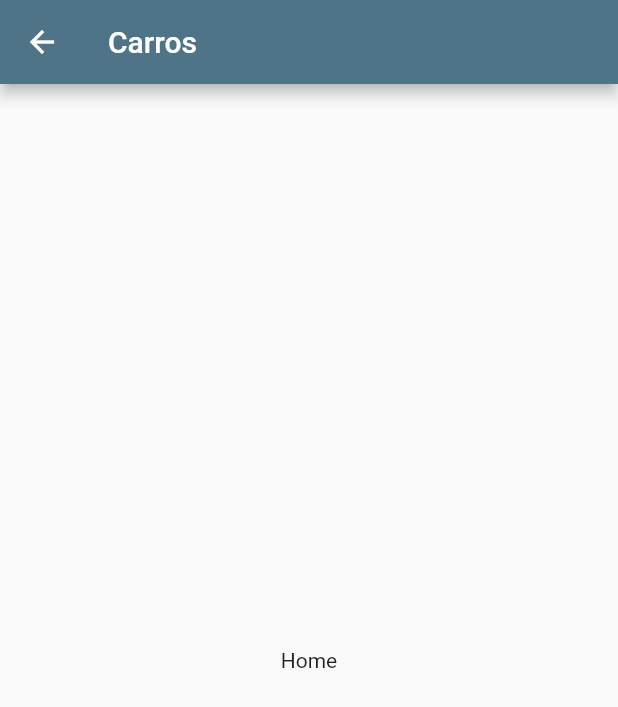
After one commit to amandadetofol/CarsApp, a Flutter app: the HomePage screen opened directly, on a phone screen of 412 x 824 dp. The commit adds this screen. Shown: the top 707 px of the screen. Run offline on Flutter 3.47's test engine with Material 2 defaults, Android fonts, the phone set to English and light mode, and no system bars.

Commit message:
criando a home page e inciando chamada de api

```diff
--- /dev/null
+++ b/lib/pages/home_page.dart
@@ -0,0 +1,25 @@
+import 'package:flutter/material.dart';
+import 'package:flutter/widgets.dart';
+
+final class HomePage extends StatelessWidget {
+
+  const HomePage({super.key});
+
+  @override
+  Widget build(BuildContext context){
+    return Scaffold(
+      appBar: AppBar(
+        backgroundColor: const Color.fromARGB(255, 79, 116, 135),
+        title: const Text("Carros"),
+      ),
+      body: _body(),
+    );
+  }
+
+  Widget _body() {
+    return const Center(
+      child: Text("Home"),
+    );
+  }
+
+}
--- a/pubspec.yaml
+++ b/pubspec.yaml
@@ -30,6 +30,7 @@ environment:
 dependencies:
   flutter:
     sdk: flutter
+  http: ^1.1.0
 
 
   # The following adds the Cupertino Icons font to your application.
```
Also changed, not shown: lib/pages/login_api.dart (added, +20 -0 lines), lib/pages/login_page.dart (+17 -6 lines), lib/utils/navigator.dart (added, +7 -0 lines), pubspec.lock.
